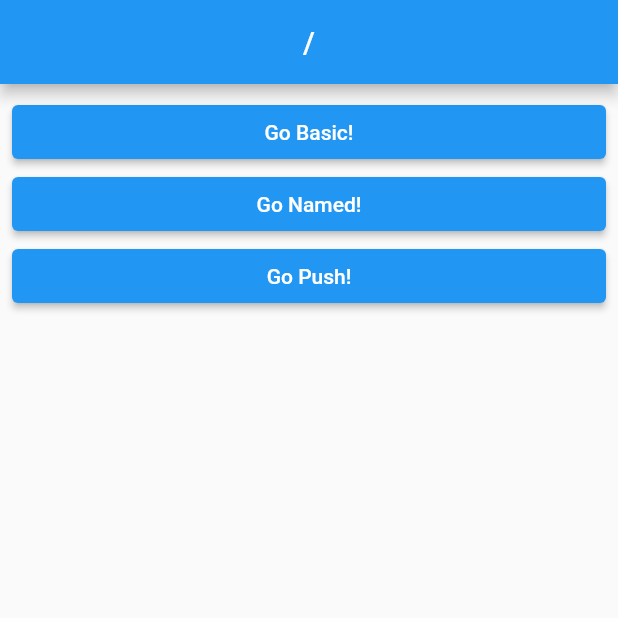
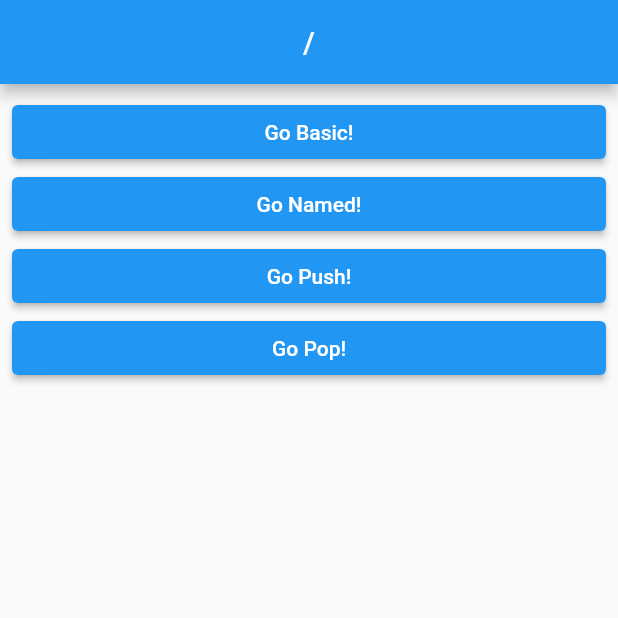
Before and after one commit to DongWooKim97/go_router_practice, a Flutter app: the screen it shows after launch, on a phone screen of 412 x 824 dp, the top half of it. Run offline on Flutter 3.47's test engine with Material 2 defaults, Android fonts, the phone set to English and light mode, and no system bars; our stand-ins replace go_router.

Commit message:
Pop함수

```diff
--- a/lib/router/router.dart
+++ b/lib/router/router.dart
@@ -2,6 +2,8 @@ import 'package:go_router/go_router.dart';
 import 'package:go_router_practice/screen/1_basic_screen.dart';
 import 'package:go_router_practice/screen/2_named_screen.dart';
 import 'package:go_router_practice/screen/3_push_screen.dart';
+import 'package:go_router_practice/screen/4_pop_base_screen.dart';
+import 'package:go_router_practice/screen/5_pop_return_screen.dart';
 import 'package:go_router_practice/screen/route_screen.dart';
 
 //GoRouter 선언 , routes => 리스트를 넣자
@@ -35,6 +37,20 @@ final router = GoRouter(
             return PushScreen();
           }, // name 파라미터를 이용해서 라우터를 이동할 수 있다 .url이 길어졌을 때 (= url을 찾기 힘들어졌을때!)유용!
         ),
+        GoRoute(
+          path: 'pop',
+          builder: (context, state) {
+            return PopBaseScreen();
+          },
+          routes: [
+            GoRoute(
+              path: 'return',
+              builder: (context, state) {
+                return PopReturnScreen();
+              },
+            )
+          ],
+        ),
       ],
     ),
   ],
--- a/lib/screen/route_screen.dart
+++ b/lib/screen/route_screen.dart
@@ -24,10 +24,15 @@ class RootScreen extends StatelessWidget {
           ),
           ElevatedButton(
             onPressed: () {
-            context.go('/push');
-
+              context.go('/push');
             },
             child: Text('Go Push!'),
+          ),
+          ElevatedButton(
+            onPressed: () {
+              context.go('/pop');
+            },
+            child: Text('Go Pop!'),
           ),
         ],
       ),
```
Also changed, not shown: lib/screen/4_pop_base_screen.dart (added, +25 -0 lines), lib/screen/5_pop_return_screen.dart (added, +23 -0 lines).
